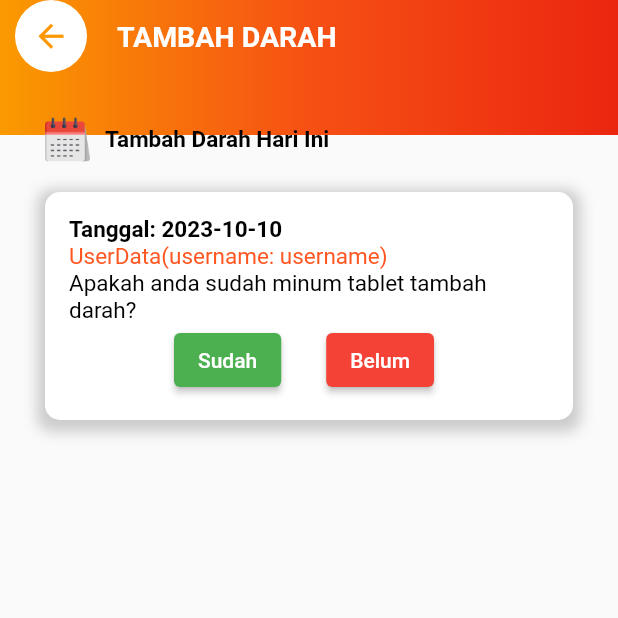
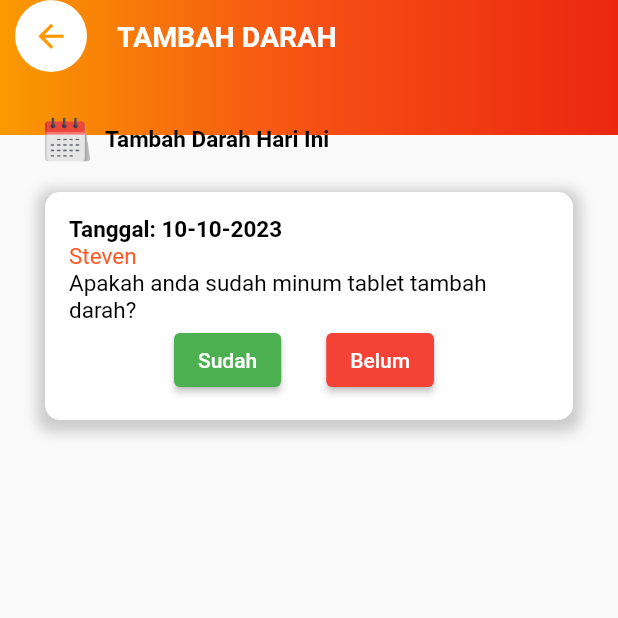
Before and after one commit to fastabee/piriing, a Flutter app: the TambahDarahKal screen opened directly, after a tap on "Selanjutnya", after a tap on "Sudah", on a phone screen of 412 x 824 dp, the top half of it. Run offline on Flutter 3.47's test engine with Material 2 defaults, Android fonts, the phone set to English and light mode, and no system bars; our stand-ins replace bloc, flutter_bloc, flutter_svg, fluttertoast, get, google_fonts and 5 more; accounts and stored records are empty; network calls fail.

Commit message:
inputdarath.dart
update input darah

```diff
--- a/lib/Screens/Login/components/login_form.dart
+++ b/lib/Screens/Login/components/login_form.dart
@@ -93,7 +93,7 @@ class _LoginFormState extends State<LoginForm> {
       userData = UserData.fromJson(responseData['response']);
       final prefs = await SharedPreferences.getInstance();
       prefs.setString('access_token', accessToken);
-      // Simpan data pengguna lainnya jika diperlukan
+// Simpan data pengguna lainnya jika diperlukan
       prefs.setString('user_data', json.encode(userData.toJson()));
 
       Navigator.pushReplacement(
--- a/lib/Screens/dashboard/dashboar.dart
+++ b/lib/Screens/dashboard/dashboar.dart
@@ -14,23 +14,6 @@ import 'package:shared_preferences/shared_preferences.dart';
 import 'package:page_transition/page_transition.dart';
 import 'package:marquee/marquee.dart';
 import 'package:piriing/Screens/profile/profile.dart';
-
-void main() {
-  runApp(MyApp());
-}
-
-class MyApp extends StatelessWidget {
-  @override
-  Widget build(BuildContext context) {
-    return MaterialApp(
-      title: 'Your App Title',
-      theme: ThemeData(
-        primarySwatch: Colors.blue,
-      ),
-      home: Dashboard(),
-    );
-  }
-}
 
 class Dashboard extends StatefulWidget {
   const Dashboard({Key? key});
--- a/lib/Screens/tambahdarah/inputdarah.dart
+++ b/lib/Screens/tambahdarah/inputdarah.dart
@@ -1,18 +1,116 @@
 import 'package:flutter/material.dart';
 import 'package:intl/intl.dart';
+import 'dart:convert';
 import 'package:piriing/Screens/dashboard/dashboar.dart';
+import 'package:piriing/model/tambahdarah.dart';
 import 'package:piriing/model/user.dart';
+import 'package:http/http.dart' as http;
+import 'package:shared_preferences/shared_preferences.dart';
 
-void main() {
-  runApp(MaterialApp(
-    home: InputDarah(),
-  ));
+class InputDarah extends StatefulWidget {
+  @override
+  _InputDarahState createState() => _InputDarahState();
 }
 
-class InputDarah extends StatelessWidget {
+class _InputDarahState extends State<InputDarah> {
+  String currentDate = DateFormat('dd-MM-yyyy').format(DateTime.now());
+  String clientId = "PKL2023";
+  String clientSecret = "PKLSERU";
+  String tokenUrl = "https://isipiringku.esolusindo.com/api/Token/token";
+  String accessToken = "";
+
+  Future<void> getToken() async {
+    try {
+      var response = await http.post(
+        Uri.parse(tokenUrl),
+        headers: {
+          'Content-Type': 'application/x-www-form-urlencoded',
+        },
+        body: {
+          'grant_type': 'client_credentials',
+          'client_id': clientId,
+          'client_secret': clientSecret,
+        },
+      );
+
+      if (response.statusCode == 200) {
+        Map<String, dynamic> tokenData = jsonDecode(response.body);
+        accessToken = tokenData['access_token'];
+        print('Token Akses: $accessToken');
+      } else {
+        print('Gagal mendapatkan token: ${response.statusCode}');
+      }
+    } catch (e) {
+      print('Gagal mendapatkan token: $e');
+    }
+  }
+
+  // Simulated database (replace with your actual database implementation)
+  List<TambahDarah> _database = [];
+  String ID = '';
+
+  Future<void> loadUserData() async {
+    final prefs = await SharedPreferences.getInstance();
+    final userDataString = prefs.getString('user_data');
+
+    if (userDataString != null) {
+      final userData = UserData.fromJson(json.decode(userDataString));
+      print(userData.nama);
+
+      setState(() {
+        ID = userData.idUser.toString();
+      });
+    }
+  }
+
+  Future<void> _saveDataToDatabase() async {
+    await getToken(); // Panggil getToken() untuk mendapatkan token akses
+
+    final url = Uri.parse('https://isipiringku.esolusindo.com/api/Darah/darah');
+
+    // Create a Map for the data to be sent
+    final data = {
+      "tanggal": currentDate,
+      "id_user": ID,
+      "isTaken": 'sudah',
+    };
+
+    final response = await http.post(
+      url,
+      headers: {
+        // 'Authorization': 'Bearer $accessToken',
+      },
+      body: data, // Konversi objek data ke dalam bentuk JSON
+    );
+
+    if (response.statusCode == 200) {
+      // Data successfully sent to the server
+      final record = TambahDarah(
+        id_user: ID,
+        tanggal: currentDate,
+        status: 'sudah',
+      );
+
+      // In a real application, you would save the record to your database.
+      // Here, we'll add it to a list for demonstration purposes.
+      _database.add(record);
+
+      // Navigate back to the previous screen (Dashboard in this case)
+      Navigator.of(context).pop();
+    } else {
+      // Handle error here, e.g., show an error message to the user
+      print('Error: ${response.statusCode}, ${response.body}');
+    }
+  }
+
+  @override
+  void initState() {
+    super.initState();
+    loadUserData();
+  }
+
   @override
   Widget build(BuildContext context) {
-    String currentDate = DateFormat('yyyy-MM-dd').format(DateTime.now());
     return Scaffold(
       body: Stack(
         children: [
@@ -137,7 +235,7 @@ class InputDarah extends StatelessWidget {
                                   ),
                                 ),
                                 Text(
-                                  '$UserData(username: username)',
+                                  'Steven',
                                   style: TextStyle(
                                     fontSize: 15,
                                     color: Colors.deepOrange,
@@ -156,6 +254,7 @@ class InputDarah extends StatelessWidget {
                                     ElevatedButton(
                                       onPressed: () {
                                         // Aksi saat tombol "Sudah" ditekan
+                                        _saveDataToDatabase();
                                       },
                                       style: ElevatedButton.styleFrom(
                                         primary: Colors.green,
--- a/lib/Screens/tambahdarah/kalenderTab.dart
+++ b/lib/Screens/tambahdarah/kalenderTab.dart
@@ -100,15 +100,15 @@ class _TambahDarahKalState extends State<TambahDarahKal> {
             ),
           ),
           Container(
-            height: 130,
-            width: double.infinity,
-            decoration: const BoxDecoration(
-              image: DecorationImage(
-                image: AssetImage('assets/images/home.jpg'),
-                fit: BoxFit.cover,
+              //   height: 130,
+              //   width: double.infinity,
+              //   decoration: const BoxDecoration(
+              //     image: DecorationImage(
+              //       image: AssetImage('assets/images/home.jpg'),
+              //       fit: BoxFit.cover,
+              //     ),
+              //   ),
               ),
-            ),
-          ),
           SingleChildScrollView(
             child: SafeArea(
               child: Padding(
--- /dev/null
+++ b/lib/databaseprovider.dart
@@ -0,0 +1,23 @@
+// DatabaseProvider.dart
+import 'package:flutter/material.dart';
+import 'package:piriing/model/tambahdarah.dart';
+
+class DatabaseProvider extends ChangeNotifier {
+  List<TambahDarah> _database = [];
+
+  List<TambahDarah> get database => _database;
+
+  void fetchDataFromDatabase() {
+    // Simulated data retrieval from the database (replace with your actual code)
+    _database = [
+      TambahDarah(
+        id_user: '36',
+        tanggal: '2023-10-01',
+        status: 'belum',
+      ),
+      // Add more records as needed
+    ];
+
+    notifyListeners();
+  }
+}
--- a/lib/main.dart
+++ b/lib/main.dart
@@ -9,7 +9,9 @@ import 'package:piriing/Screens/profile/profile.dart';
 
 import 'package:piriing/Screens/riwayat/riwayat.dart';
 import 'package:piriing/Screens/splashscreen/splashscreen.dart';
+import 'package:piriing/Screens/tambahdarah/inputdarah.dart';
 import 'package:piriing/bloc/nav/nav_bloc.dart';
+import 'package:piriing/databaseprovider.dart';
 
 import 'package:piriing/provider.dart';
 import 'package:provider/provider.dart';
@@ -24,8 +26,12 @@ void main() {
         BlocProvider(
           create: (context) => NavBloc(),
         ),
+        // child ChangeNotifierProvider(
+        //   create: context) => DatabaseProvider(),
       ],
-      child: const MyApp(),
+      child: MaterialApp(
+        home: InputDarah(),
+      ),
     ),
   );
 }
--- /dev/null
+++ b/lib/model/tambahdarah.dart
@@ -0,0 +1,11 @@
+class TambahDarah {
+  final String id_user;
+  final String tanggal;
+  final String status;
+
+  TambahDarah({
+    required this.id_user,
+    required this.tanggal,
+    required this.status,
+  });
+}
```
